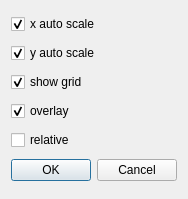
Above: code/display/implement/QtPlotter/QtProfilePrefsGUI.ui from radio-astro/casa before the change. Below: the same form after it.
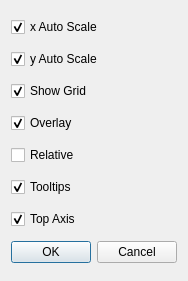
That is the form after the change.

Commit message: Fix of bug in spectrum positioning Added ability to show/hide top axis Added hover coordinates on spectral profile.

```diff
--- a/code/display/implement/QtPlotter/QtProfilePrefsGUI.ui
+++ b/code/display/implement/QtPlotter/QtProfilePrefsGUI.ui
@@ -7,7 +7,7 @@
     <x>0</x>
     <y>0</y>
     <width>179</width>
-    <height>199</height>
+    <height>281</height>
    </rect>
   </property>
   <property name="windowTitle">
@@ -17,7 +17,7 @@
    <item>
     <widget class="QCheckBox" name="autoScaleX">
      <property name="text">
-      <string>x auto scale</string>
+      <string>x Auto Scale</string>
      </property>
      <property name="checked">
       <bool>true</bool>
@@ -27,7 +27,7 @@
    <item>
     <widget class="QCheckBox" name="autoScaleY">
      <property name="text">
-      <string>y auto scale</string>
+      <string>y Auto Scale</string>
      </property>
      <property name="checked">
       <bool>true</bool>
@@ -37,7 +37,7 @@
    <item>
     <widget class="QCheckBox" name="showGrid">
      <property name="text">
-      <string>show grid</string>
+      <string>Show Grid</string>
      </property>
      <property name="checked">
       <bool>true</bool>
@@ -47,7 +47,7 @@
    <item>
     <widget class="QCheckBox" name="multiProf">
      <property name="text">
-      <string>overlay</string>
+      <string>Overlay</string>
      </property>
      <property name="checked">
       <bool>true</bool>
@@ -57,7 +57,27 @@
    <item>
     <widget class="QCheckBox" name="relative">
      <property name="text">
-      <string>relative</string>
+      <string>Relative</string>
+     </property>
+    </widget>
+   </item>
+   <item>
+    <widget class="QCheckBox" name="toolTipsCheckBox">
+     <property name="text">
+      <string>Tooltips</string>
+     </property>
+     <property name="checked">
+      <bool>true</bool>
+     </property>
+    </widget>
+   </item>
+   <item>
+    <widget class="QCheckBox" name="topAxisCheckBox">
+     <property name="text">
+      <string>Top Axis</string>
+     </property>
+     <property name="checked">
+      <bool>true</bool>
      </property>
     </widget>
    </item>
```
The commit also changes 7 other files.
